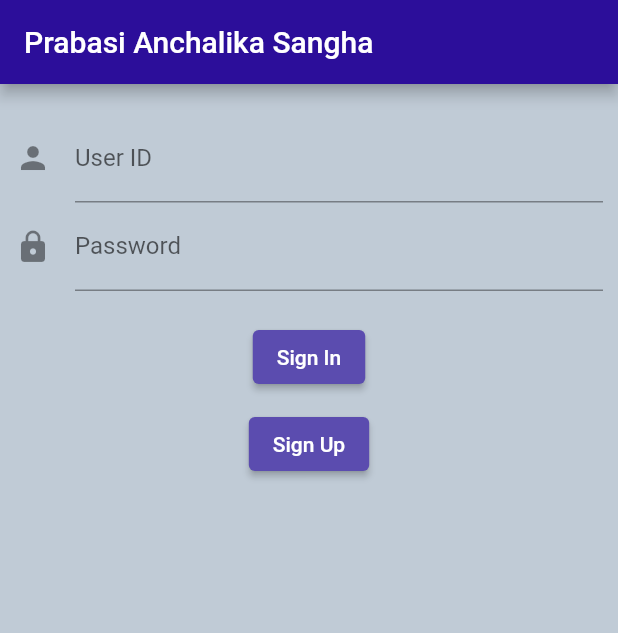
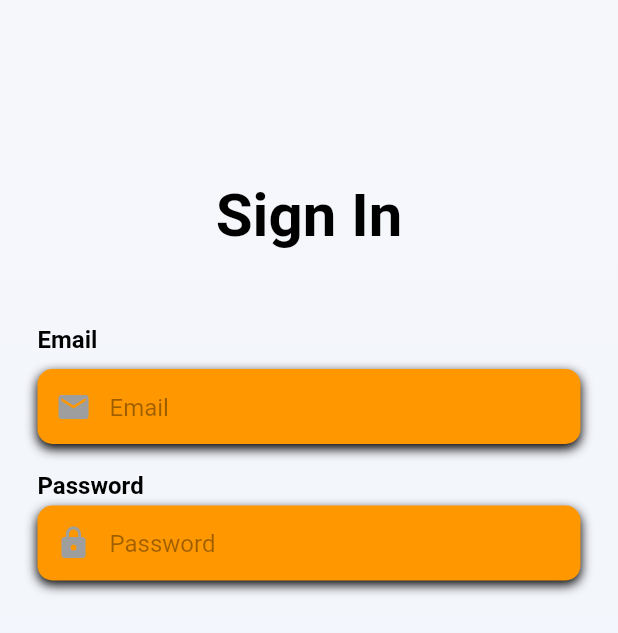
Before and after one commit to tnsmobilesolutions/pas, a Flutter app: the screen it shows after launch, on a phone screen of 412 x 824 dp. Shown: the top 633 px of the screen. Run offline on Flutter 3.47's test engine with Material 2 defaults, Android fonts, the phone set to English and light mode, and no system bars; Roboto replaces fonts that are missing (Georgia).

Commit message:
New Signin Page

```diff
--- a/lib/main.dart
+++ b/lib/main.dart
@@ -1,87 +1,178 @@
 // ignore_for_file: public_member_api_docs, sort_constructors_first
 import 'package:flutter/material.dart';
+import 'package:prabasi_anchalika_sangha/screen/loginscreen.dart';
 import 'package:prabasi_anchalika_sangha/screen/signup.dart';
 
-
-
-void main() {
-  runApp(MyApp());
+void main(){
+  runApp(const MyApp());
 }
-
 class MyApp extends StatelessWidget {
-  const MyApp({Key? key}) : super(key: key);
+  const MyApp({super.key});
 
   @override
   Widget build(BuildContext context) {
-    final appName = "Prabasi Anchalika Sangha";
-    // ignore: prefer_const_constructors
-    return MaterialApp(
+    return const MaterialApp(
+      title: 'Flutter Login UI',
       debugShowCheckedModeBanner: false,
-      title: appName,
-      theme: ThemeData(
-          brightness: Brightness.light,
-          primaryColor: Colors.deepPurple,
-          scaffoldBackgroundColor: Color.fromARGB(235, 187, 199, 211),
-          appBarTheme:
-              AppBarTheme(backgroundColor: Color.fromARGB(255, 44, 14, 154)),
-          fontFamily: 'Georgia',
-          elevatedButtonTheme: ElevatedButtonThemeData(
-              style: ButtonStyle(
-            backgroundColor: MaterialStateProperty.all<Color>(Color.fromARGB(255, 91, 76, 175)),
-          ))),
-      home: LoginPage(
-        title: appName,
-      ),
+      home: LogInScreen(),
     );
   }
 }
 
-class LoginPage extends StatelessWidget {
-  final String title;
+// void main() {
+//   runApp(const MyApp());
+// }
 
-  LoginPage({
-    Key? key,
-    required this.title,
-  }) : super(key: key);
+// class MyApp extends StatelessWidget {
+//   const MyApp({Key? key}) : super(key: key);
 
-  @override
-  Widget build(BuildContext context) {
-    const inputDecoration =
-        const InputDecoration(icon: Icon(Icons.person), labelText: "User ID");
-    return Scaffold(
-      appBar: AppBar(
-        title: Text(title),
-      ),
-      body: Padding(
-        padding: const EdgeInsets.all(10.0),
-        child: Column(
-          children: [
-            const SizedBox(height: 10),
-            TextFormField(
-              decoration: inputDecoration,
-            ),
-            TextFormField(
-              decoration: const InputDecoration(
-                  icon: Icon(Icons.lock), labelText: "Password"),
-            ),
-            const SizedBox(height: 20),
-            ElevatedButton(
-              onPressed: () {},
-              child: const Text('Sign In'),
-            ),
-            const SizedBox(height: 10),
-            ElevatedButton(
-              onPressed: () {
-                Navigator.push(
-                  context,
-                  MaterialPageRoute(builder: (context) => const SignUpWidget()),
-                );
-              },
-              child: const Text('Sign Up'),
-            )
-          ],
-        ),
-      ),
-    );
-  }
-}
+//   @override
+//   Widget build(BuildContext context) {
+//     final appName = "Prabasi Anchalika Sangha";
+//     // ignore: prefer_const_constructors
+//     return MaterialApp(
+//       debugShowCheckedModeBanner: false,
+//       title: appName,
+//       theme: ThemeData(
+//           brightness: Brightness.light,
+
+//           scaffoldBackgroundColor: Colors.white,
+
+//           fontFamily: 'Georgia',
+//           elevatedButtonTheme: ElevatedButtonThemeData(
+//               style: ButtonStyle(
+
+//             backgroundColor: MaterialStateProperty.all<Color>(const Color.fromARGB(232, 243, 140, 37)),
+//           ))),
+//       home: LoginPage(
+//         title: appName,
+//       ),
+//     );
+//   }
+// }
+
+// class LoginPage extends StatelessWidget {
+//   final String title;
+
+//   LoginPage({
+//     Key? key,
+//     required this.title,
+//   }) : super(key: key);
+
+//   @override
+//   Widget build(BuildContext context) {
+//       return Scaffold(
+//       backgroundColor: Colors.white,
+//       appBar: AppBar(
+//         title: const Text("Login Page"),
+//       ),
+//       body: SingleChildScrollView(
+//         child: Column(
+//           children: <Widget>[
+//             Padding(
+//               padding: const EdgeInsets.only(top: 60.0),
+//               child: Center(
+//                 child: Container(
+//                     width: 200,
+//                     height: 150,
+//                     /*decoration: BoxDecoration(
+//                         color: Colors.red,
+//                         borderRadius: BorderRadius.circular(50.0)),*/
+//                     ),
+//               ),
+//             ),
+//             const Padding(
+//               //padding: const EdgeInsets.only(left:15.0,right: 15.0,top:0,bottom: 0),
+//               padding: EdgeInsets.symmetric(horizontal: 15),
+//               child: TextField(
+//                 decoration: InputDecoration(
+//                     border: OutlineInputBorder(),
+//                     labelText: 'Email',
+//                     hintText: 'Enter valid email id as abc@gmail.com'),
+//               ),
+//             ),
+//             const Padding(
+//               padding: EdgeInsets.only(
+//                   left: 15.0, right: 15.0, top: 15, bottom: 0),
+//               //padding: EdgeInsets.symmetric(horizontal: 15),
+//               child: TextField(
+
+//                 obscureText: true,
+//                 decoration: InputDecoration(
+//                     border: OutlineInputBorder(),
+//                     labelText: 'Password',
+//                     hintText: 'Enter secure password'),
+//               ),
+//             ),
+
+
+//             Column(
+//               children: [
+//                 Container(
+//                   height: 50,
+//                   width: 250,
+//                   decoration: BoxDecoration(
+//                       color:Colors.orange, borderRadius: BorderRadius.circular(20)),
+//                   child: FlatButton(
+//                     onPressed: () {
+//                       Navigator.push(
+//                           context, MaterialPageRoute(builder: (_) => const SignUpWidget()));
+//                     },
+//                     child: const Text(
+//                       'Login',
+//                       style: TextStyle(color: Colors.white, fontSize: 25),
+//                     ),
+//                   ),
+//                 ),
+//               ],
+//             ),
+//             const SizedBox(
+//               height: 130,
+//             ),
+//             const Text('New User? Create Account')
+//           ],
+//         ),
+//       ),
+//     );
+    // const inputDecoration =
+    //     const InputDecoration(icon: Icon(Icons.person), labelText: "User ID");
+    // return Scaffold(
+    //   appBar: AppBar(
+    //     title: Text(title),
+    //   ),
+    //   body: Padding(
+    //     padding: const EdgeInsets.all(10.0),
+    //     child: Column(
+    //       children: [
+    //         const SizedBox(height: 10),
+    //         TextFormField(
+    //           decoration: inputDecoration,
+    //         ),
+    //         TextFormField(
+    //           decoration: const InputDecoration(
+    //               icon: Icon(Icons.lock), labelText: "Password"),
+    //         ),
+    //         const SizedBox(height: 20),
+    //         ElevatedButton(
+    //           onPressed: () {},
+    //           child: const Text('Sign In'),
+    //         ),
+    //         const SizedBox(height: 10),
+    //         ElevatedButton(
+    //           onPressed: () {
+    //             Navigator.push(
+    //               context,
+    //               MaterialPageRoute(builder: (context) => const SignUpWidget()),
+    //             );
+    //           },
+    //           child: const Text('Sign Up'),
+    //         )
+    //       ],
+    //     ),
+    //   ),
+    // );
+//   }
+
+//   // ignore: non_constant_identifier_names
+//   FlatButton({required Null Function() onPressed, required Text child}) {}
+// }
--- /dev/null
+++ b/lib/screen/loginscreen.dart
@@ -0,0 +1,163 @@
+import 'package:flutter/material.dart';
+import 'package:flutter/services.dart';
+import 'package:flutter/src/widgets/container.dart';
+import 'package:flutter/src/widgets/framework.dart';
+
+class LogInScreen extends StatefulWidget {
+  const LogInScreen({super.key});
+
+  @override
+  State<LogInScreen> createState() => _LogInScreenState();
+}
+
+Widget buildEmail() {
+  return Column(
+    crossAxisAlignment: CrossAxisAlignment.start,
+    children: [
+      const Text(
+        'Email',
+        style: TextStyle(
+            color: Colors.black, fontSize: 16, fontWeight: FontWeight.bold),
+      ),
+      const SizedBox(height: 10),
+      Container(
+        alignment: Alignment.centerLeft,
+        decoration: BoxDecoration(
+            color: Colors.orange,
+            borderRadius: BorderRadius.circular(10),
+            boxShadow: const [
+              BoxShadow(
+                  color: Colors.black, blurRadius: 6, offset: Offset(0, 3))
+            ]),
+        height: 50,
+        child: const TextField(
+          keyboardType: TextInputType.emailAddress,
+          style: TextStyle(color: Colors.black),
+          decoration: InputDecoration(
+              border: InputBorder.none,
+              contentPadding: EdgeInsets.only(top: 15),
+              prefixIcon: Icon(
+                Icons.email,
+                color: Colors.grey,
+              ),
+              hintText: 'Email',
+              hintStyle: TextStyle(color: Colors.black38)),
+        ),
+      )
+    ],
+  );
+}
+
+Widget buildPassword() {
+  return Column(
+
+    crossAxisAlignment: CrossAxisAlignment.start,
+    children: [
+      const Text(
+        'Password',
+        style: TextStyle(height: 1,
+            color: Colors.black, fontSize: 16, fontWeight: FontWeight.bold),
+      ),
+      const SizedBox(height: 5),
+      Container(
+        alignment: Alignment.centerLeft,
+        decoration: BoxDecoration(
+            color: Colors.orange,
+            borderRadius: BorderRadius.circular(10),
+            boxShadow: const [
+              BoxShadow(
+                  color: Colors.black, blurRadius: 6, offset: Offset(0, 3))
+            ]),
+        height: 50,
+        child: const TextField(
+         obscureText: true,
+          style: TextStyle(color: Colors.black),
+          decoration: InputDecoration(
+              border: InputBorder.none,
+              contentPadding: EdgeInsets.only(top: 15),
+              prefixIcon: Icon(
+                Icons.lock,
+                color: Colors.grey,
+              ),
+              hintText: 'Password',
+              hintStyle: TextStyle(color: Colors.black38)),
+        ),
+      )
+    ],
+  );
+
+}
+Widget buildForgotPassBtn(){
+  return Container(
+    alignment:  Alignment.centerRight,
+    child: FlatButton(
+      onPressed: ()=> print("Forgot Password Pressed"),
+      Padding: EdgeInsets.only(right: 0),
+      child: Text("Forgot Password",
+      style:TextStyle(
+        color: Colors.black38,
+        fontWeight: FontWeight.bold
+      ),
+      )
+  ));
+}
+
+FlatButton({required void Function() onPressed, required EdgeInsets Padding, required Text child}) {
+}
+
+
+class _LogInScreenState extends State<LogInScreen> {
+  @override
+  Widget build(BuildContext context) {
+    return Scaffold(
+        body: AnnotatedRegion<SystemUiOverlayStyle>(
+      value: SystemUiOverlayStyle.light,
+      child: GestureDetector(
+        child: Stack(
+          children: <Widget>[
+            Container(
+              height: double.infinity,
+              width: double.infinity,
+              decoration: const BoxDecoration(
+                gradient: LinearGradient(
+                  begin: Alignment.topCenter,
+                  end: Alignment.bottomCenter,
+                  colors: [
+                    Color(0x33e3ecff),
+                    Color(0x44e3ecff),
+                    Color(0x55e3ecff),
+                    Color(0x66e3ecff),
+                  ],
+                ),
+              ),
+              child: SingleChildScrollView(
+                physics: const AlwaysScrollableScrollPhysics(),
+                padding:
+                    const EdgeInsets.symmetric(horizontal: 25, vertical: 120),
+                child: Column(
+                  mainAxisAlignment: MainAxisAlignment.center,
+                  // ignore: prefer_const_literals_to_create_immutables
+                  children: <Widget>[
+                    const Text(
+                      'Sign In',
+                      style: TextStyle(
+                          color: Colors.black,
+                          fontSize: 40,
+                          fontWeight: FontWeight.bold),
+                    ),
+                    const SizedBox(height: 50),
+                    buildEmail(),
+                     const SizedBox(height: 20),
+                    buildPassword(),
+                    buildForgotPassBtn(),
+                   ],
+                 ),
+               ),
+             ),
+           ],
+         ),
+       ),
+     )
+   );
+ }
+ }
--- a/lib/screen/signup.dart
+++ b/lib/screen/signup.dart
@@ -2,7 +2,6 @@ import 'package:flutter/material.dart';
 import 'package:flutter/src/foundation/key.dart';
 import 'package:flutter/src/widgets/framework.dart';
 import 'package:prabasi_anchalika_sangha/screen/homescreen.dart';
-
 
 class SignUpWidget extends StatelessWidget {
   const SignUpWidget({Key? key}) : super(key: key);
```
